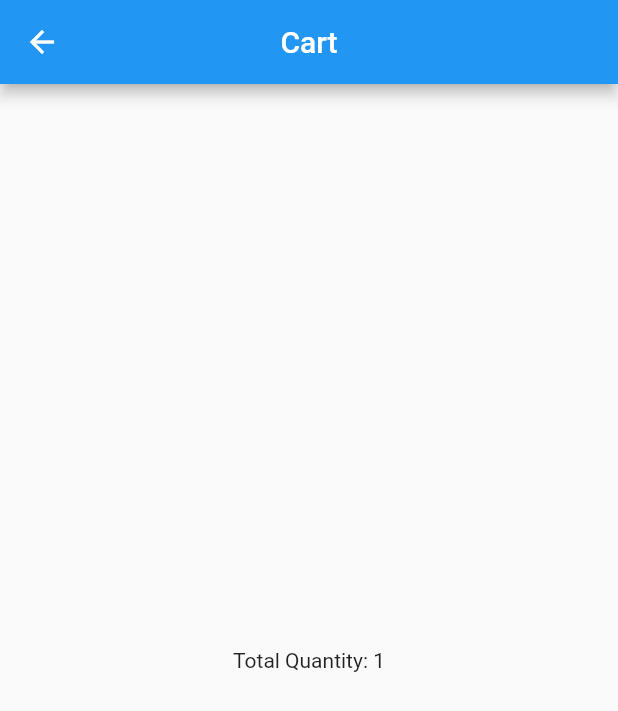
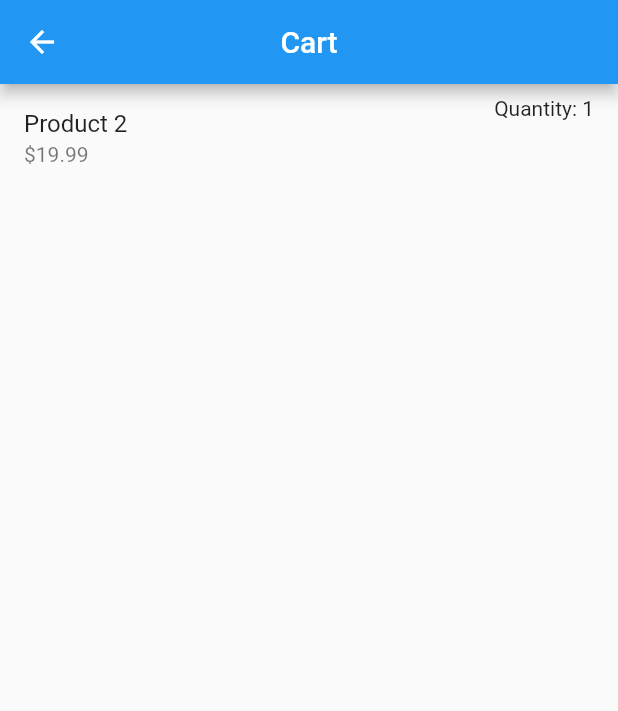
Before and after one commit to riazahmedmahin/learning, a Flutter app: the screen it shows after launch, scrolled down 96 dp, after a tap on "Buy Now", after a tap on the "shopping cart" icon, on a phone screen of 412 x 824 dp. Shown: the top 711 px of the screen. Run offline on Flutter 3.47's test engine with Material 2 defaults, Android fonts, the phone set to English and light mode, and no system bars.

Commit message:
Module_7_assignment

```diff
--- a/lib/main.dart
+++ b/lib/main.dart
@@ -8,8 +8,9 @@ class Product {
   final String name;
   final double price;
   int quantity;
+  bool isSelected;
 
-  Product({required this.name, required this.price, this.quantity = 0});
+  Product({required this.name, required this.price, this.quantity = 0, this.isSelected = false});
 }
 
 class MyApp extends StatelessWidget {
@@ -34,6 +35,7 @@ class ProductList extends StatefulWidget {
 class _ProductListState extends State<ProductList> {
 
   List<Product> products = [
+
     Product(name: 'Product 1', price: 10.99),
     Product(name: 'Product 2', price: 19.99),
     Product(name: 'Product 3', price: 5.419),
@@ -51,7 +53,9 @@ class _ProductListState extends State<ProductList> {
   void _buyProduct(int index) {
 
     setState(() {
+
       products[index].quantity++;
+      products[index].isSelected = true;
       if (products[index].quantity == 5) {
         showDialog(
           context: context,
@@ -67,12 +71,9 @@ class _ProductListState extends State<ProductList> {
                   child: Text('OK'),
                 ),
               ],
-            );
-          },
-        );
+            );},);
       }
-    }
-    );
+    });
   }
 
   @override
@@ -92,22 +93,27 @@ class _ProductListState extends State<ProductList> {
             trailing: Column(
 
               children: [
-                Text('counter ${products[index].quantity}'),
+                Text('Counter ${products[index].quantity}'),
                 ElevatedButton(
                   onPressed: () => _buyProduct(index),
                   child: Text("Buy Now"),
                 ),
-              ],
+                ],
+               ),
+           );
+        },
+      ),
+
+      floatingActionButton: FloatingActionButton(
+        onPressed: () {
+
+          final selectedProducts = products.where((product) => product.isSelected).toList();
+          Navigator.of(context).push(
+            MaterialPageRoute(
+              builder: (context) => CartPage(selectedProducts: selectedProducts),
             ),
           );
         },
-      ),
-      floatingActionButton: FloatingActionButton(onPressed: (){
-
-        Navigator.of(context).push(MaterialPageRoute(
-          builder: (context) => CartPage(totalQuantity: totalQuantity),
-        ));
-      },
         backgroundColor: Colors.blue,
         child: Icon(Icons.shopping_cart),
       ),
@@ -116,9 +122,9 @@ class _ProductListState extends State<ProductList> {
 }
 
 class CartPage extends StatelessWidget {
-  final int totalQuantity;
+  final List<Product> selectedProducts;
 
-  CartPage({required this.totalQuantity});
+  CartPage({required this.selectedProducts});
 
   @override
   Widget build(BuildContext context) {
@@ -127,8 +133,19 @@ class CartPage extends StatelessWidget {
         title: Text('Cart'),
         centerTitle: true,
       ),
-      body: Center(
-        child: Text('Total Quantity: $totalQuantity'),
+      body: ListView.builder(
+        itemCount: selectedProducts.length,
+        itemBuilder: (context, index) {
+          return ListTile(
+            title: Text(selectedProducts[index].name),
+            subtitle: Text('\$${selectedProducts[index].price.toStringAsFixed(2)}'),
+            trailing: Column(
+              children: [
+                Text('Quantity: ${selectedProducts[index].quantity}'),
+              ],
+            ),
+          );
+        },
       ),
     );
   }
```
